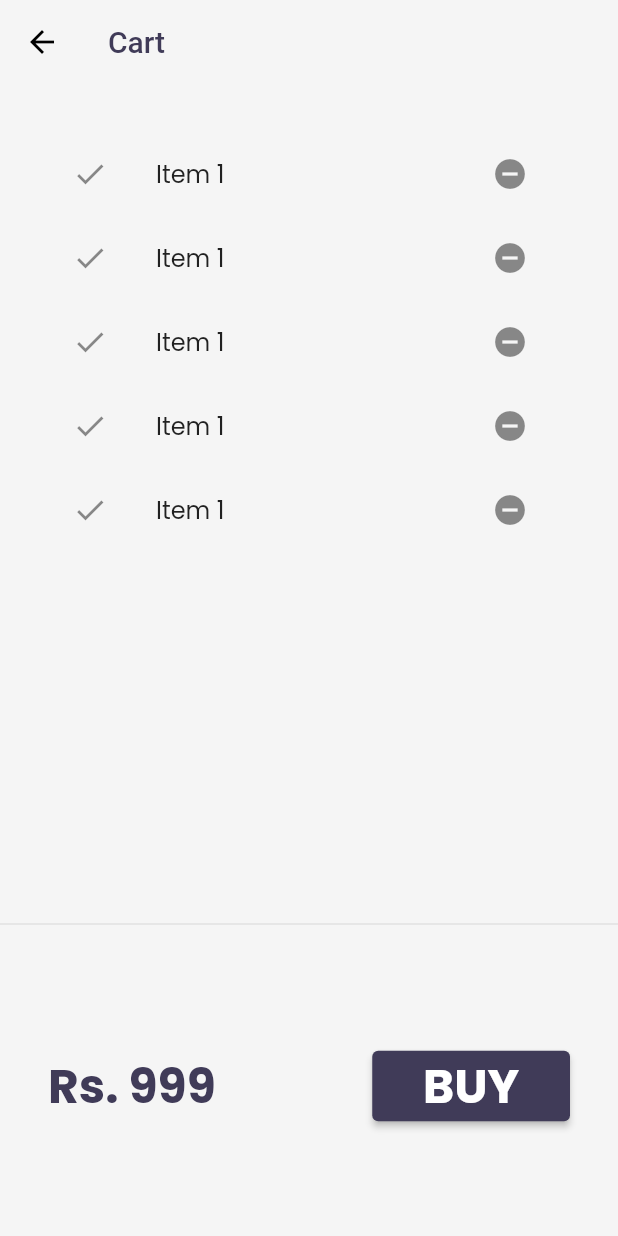
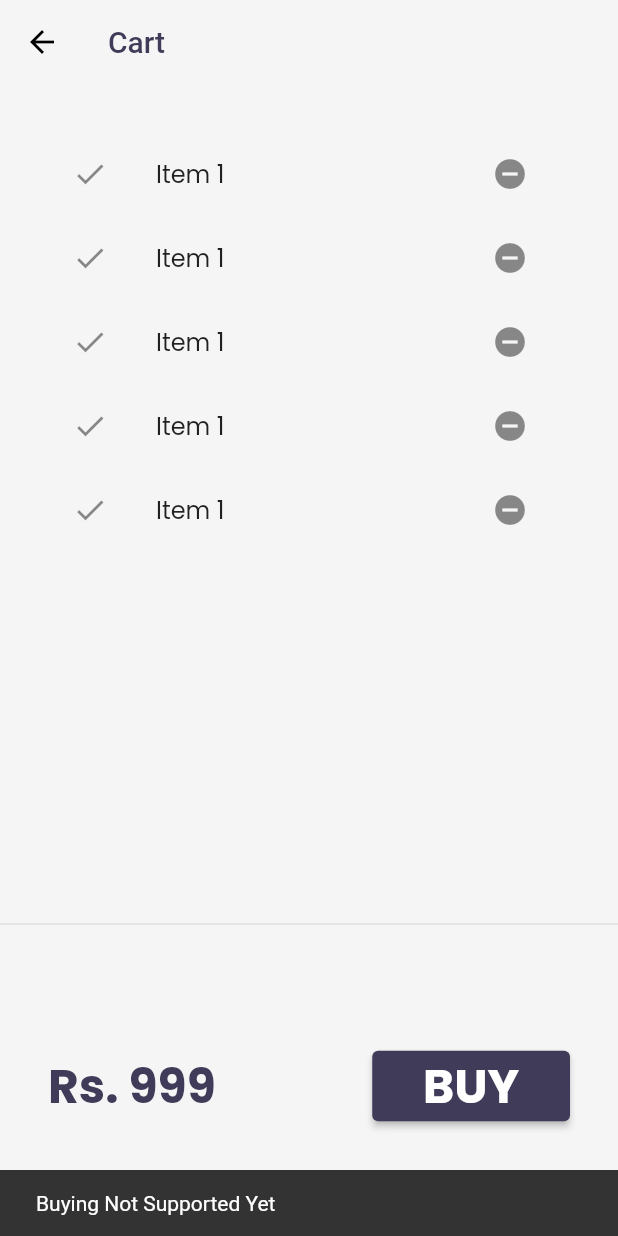
Before and after one commit to alirazadhanyal/flutter-30-day-tutorial, a Flutter app: the CartPage screen opened by its route, after a tap on "BUY", on a phone screen of 412 x 824 dp. Run offline on Flutter 3.47's test engine with Material 2 defaults, Android fonts, the phone set to English and light mode, and no system bars; our stand-ins replace google_fonts, velocity_x; network calls fail.

Commit message:
cart page design compleated.

```diff
--- a/lib/pages/cart_page.dart
+++ b/lib/pages/cart_page.dart
@@ -40,7 +40,10 @@ class _CartTotal extends StatelessWidget {
           "Rs. 999".text.xl4.bold.color(context.theme.accentColor).make(),
           30.widthBox,
           ElevatedButton(
-                  onPressed: () {},
+                  onPressed: () {
+                    ScaffoldMessenger.of(context).showSnackBar(SnackBar(
+                        content: "Buying Not Supported Yet".text.make()));
+                  },
                   style: ButtonStyle(
                       backgroundColor:
                           MaterialStateProperty.all(context.theme.buttonColor)),
```
